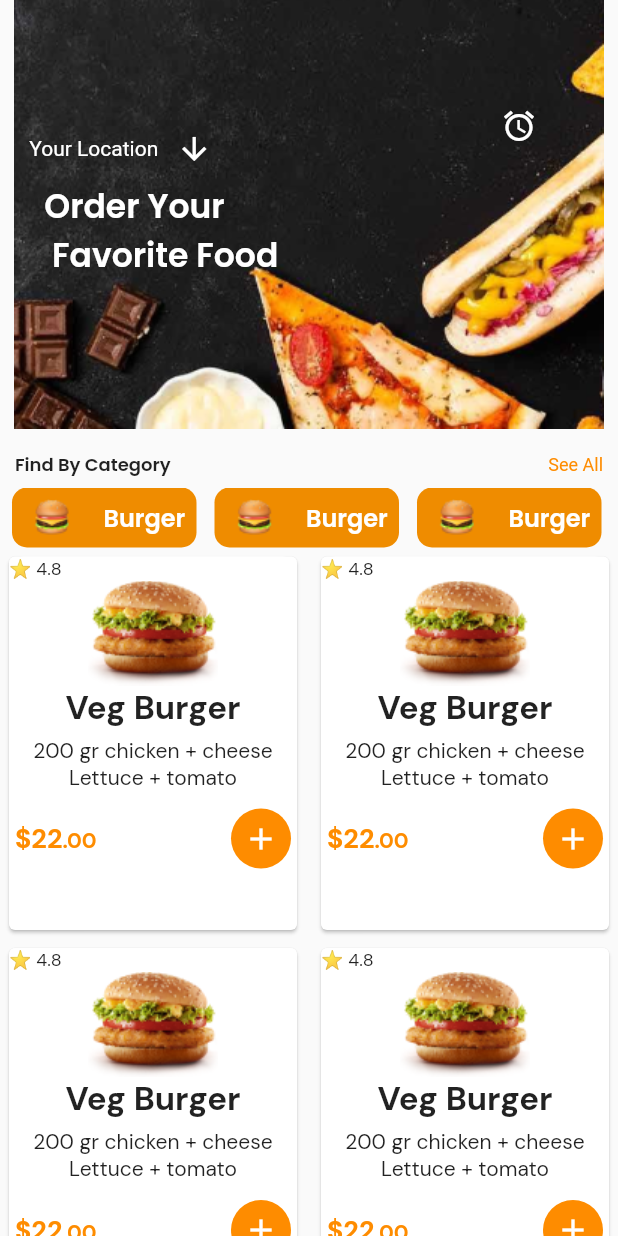
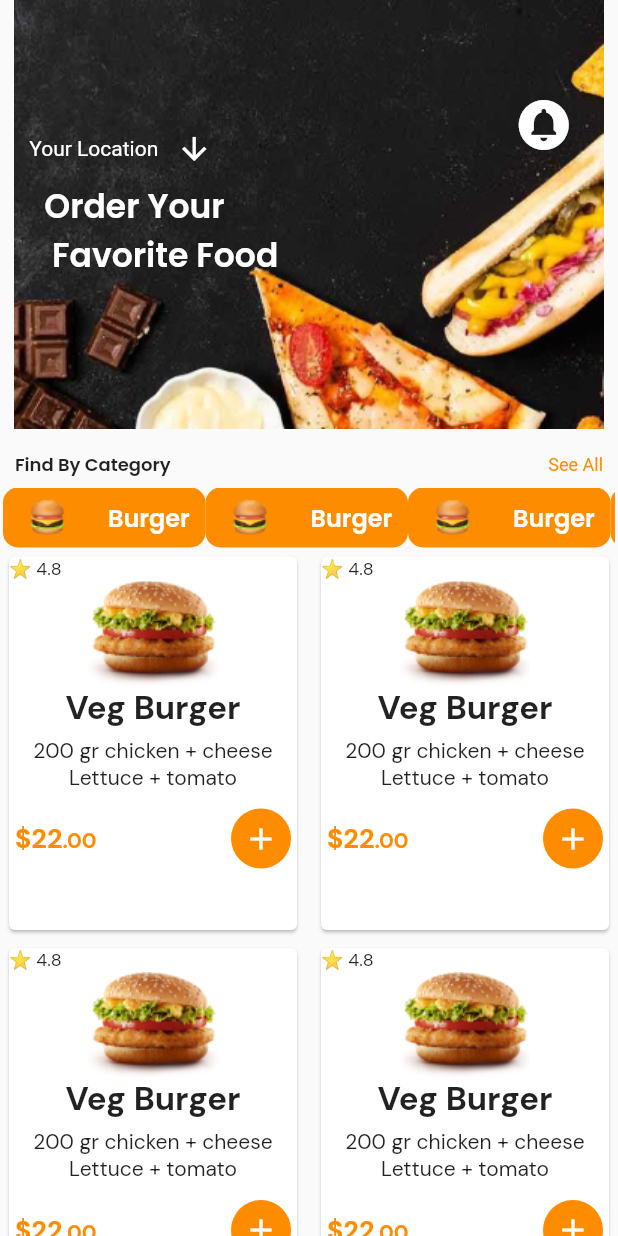
Before and after one commit to Whatsuf148/food_delivery_UI, a Flutter app: the MainPage screen opened directly, on a phone screen of 412 x 824 dp. Run offline on Flutter 3.47's test engine with Material 2 defaults, Android fonts, the phone set to English and light mode, and no system bars; our stand-ins replace google_fonts.

Commit message:
code managment

```diff
--- a/lib/Screen/page1.dart
+++ b/lib/Screen/page1.dart
@@ -45,14 +45,14 @@ class MainPage extends StatelessWidget {
                 ),
               ),
               Positioned(
-                  top: 60,
-                  left: 280,
-                  right: 0,
+                  top: 55,
+                  right: 20,
                   child: IconButton(
                       onPressed: () {},
                       icon: const Icon(
-                        Icons.alarm,
+                        Icons.circle_notifications,
                         color: Colors.white,
+                        size: 40,
                       )))
             ],
           ),
@@ -95,15 +95,12 @@ class MainPage extends StatelessWidget {
                   scrollDirection: Axis.horizontal,
                   itemCount: 10,
                   itemBuilder: (context, index) {
-                    return Padding(
-                      padding: const EdgeInsets.symmetric(horizontal: 6),
-                      child: Container(
+                    return Container(
                       height: 40,
-                        width: 123,
+                      width: 135,
                       decoration: BoxDecoration(
                           borderRadius: BorderRadius.circular(10),
-                          color: const Color(0xffEF8C00),
-                        ),
+                          color: const Color(0xfffe8c00)),
                       child: InkWell(
                         onTap: () {},
                         child: Row(
@@ -121,7 +118,6 @@ class MainPage extends StatelessWidget {
                                   fontWeight: FontWeight.w600),
                             ),
                           ],
-                          ),
                         ),
                       ),
                     );
@@ -210,11 +206,14 @@ class MainPage extends StatelessWidget {
                                       color: const Color(0xffFE8C00),
                                     )),
                               ])),
-                              const CircleAvatar(
+                              InkWell(
+                                onTap: () {},
+                                child: const CircleAvatar(
                                   backgroundColor: Color(0xfffe8c00),
                                   child: Icon(
                                     Icons.add,
                                     color: Colors.white,
+                                  ),
                                 ),
                               ),
                             ],
```
Lines whose indentation alone changed are shown as unchanged.
